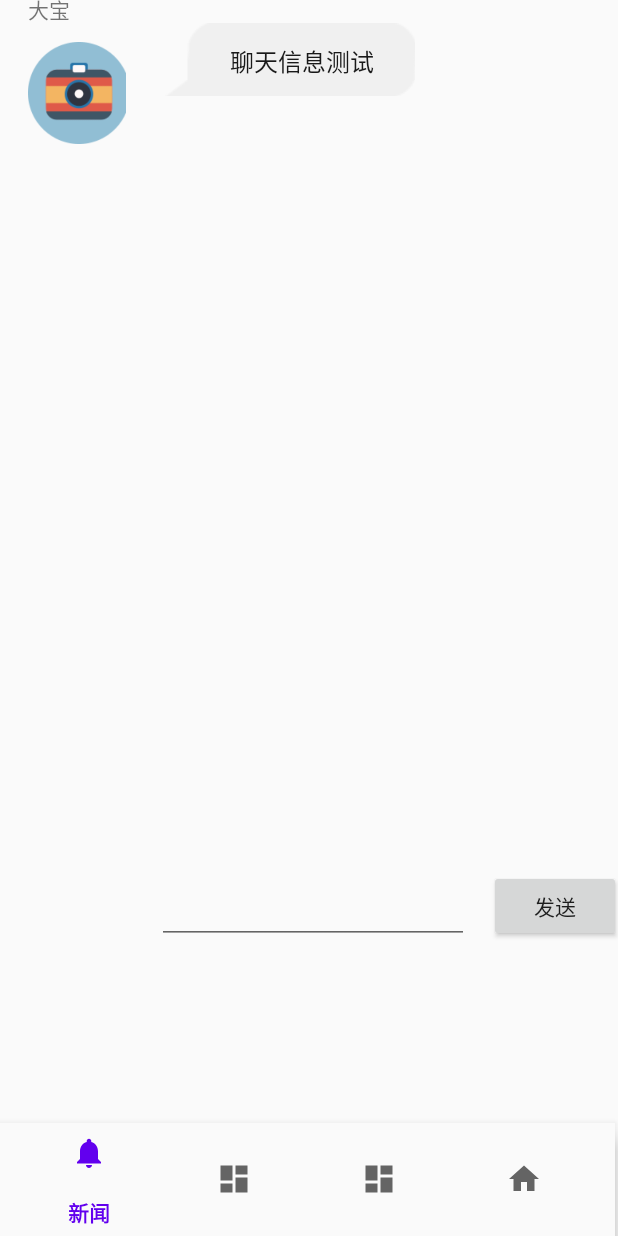
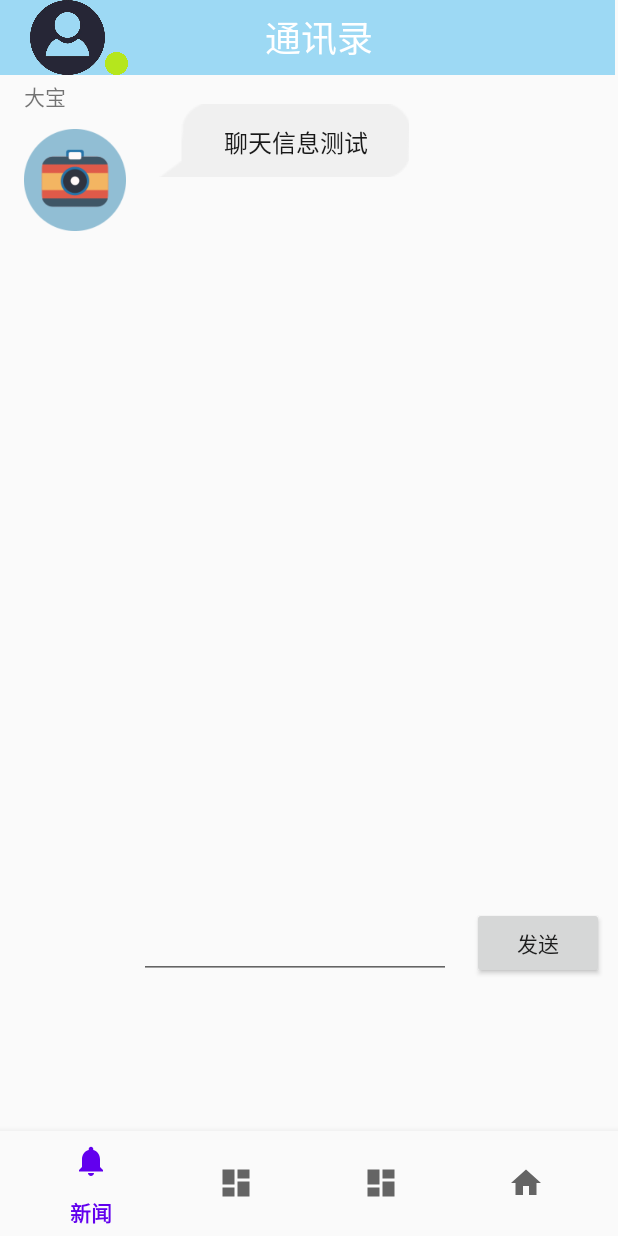
Before and after one commit to suhy07/drift-bottle, an Android app: the ChatFragment screen opened through its navigation route, after a tap on "发送", on a phone screen of 412 x 824 dp. Run offline under Robolectric (Android 15) with nearby library versions, the phone set to English and light mode, and no system bars; our stand-ins replace navigation-ui; pictures from the network do not load.

Commit message:
modified:   MyHomeWork/.idea/misc.xml 	modified:   MyHomeWork/app/src/main/java/com/example/myhomework/Fragment/ChatFragment.kt 	modified:   MyHomeWork/app/src/main/java/com/example/myhomework/Fragment/HomeFragment.java 	modified:   MyHomeWork/app/src/main/java/com/example/myhomework/Fragment/NewsFragment.java 	modified:   MyHomeWork/app/src/main/java/com/example/myhomework/Fragment/PhotoFragment.java 	deleted:    MyHomeWork/app/src/main/java/com/example/myhomework/Fragment/SettleUserDataFragment.java 	modified:   MyHomeWork/app/src/main/res/layout/activity_main.xml 	modified:   MyHomeWork/app/src/main/res/layout/fragment_chat.xml 	modified:   MyHomeWork/app/src/main/res/layout/fragment_home.xml 	modified:   MyHomeWork/app/src/main/res/layout/fragment_news.xml 	modified:   MyHomeWork/app/src/main/res/layout/fragment_photo.xml 	deleted:    MyHomeWork/app/src/main/res/layout/fragment_settle_user_data.xml 	deleted:    MyHomeWork/app/src/main/res/layout/homepage1.xml

```diff
--- a/MyHomeWork/app/src/main/java/com/example/myhomework/Fragment/ChatFragment.kt
+++ b/MyHomeWork/app/src/main/java/com/example/myhomework/Fragment/ChatFragment.kt
@@ -7,6 +7,7 @@ import android.view.View
 import android.view.ViewGroup
 import android.widget.Button
 import android.widget.EditText
+import android.widget.TextView
 import androidx.recyclerview.widget.LinearLayoutManager
 import androidx.recyclerview.widget.RecyclerView
 import com.example.myhomework.Adapter.MsgAdapter
@@ -65,6 +66,8 @@ class ChatFragment : Fragment() {
         userHeadRecyclerView.layoutManager = LinearLayoutManager(view.context)  //布局为线性垂直
         val userHeadAdapter = UserHeadAdapter(userList)   //建立适配器实例
         userHeadRecyclerView.adapter=userHeadAdapter      //传入适配器
+        val pagename:TextView= view.findViewById(R.id.textview_toolbar);
+        pagename.setText("通讯录")
         return view
     }
     fun initMsg(){
--- a/MyHomeWork/app/src/main/java/com/example/myhomework/Fragment/HomeFragment.java
+++ b/MyHomeWork/app/src/main/java/com/example/myhomework/Fragment/HomeFragment.java
@@ -75,6 +75,8 @@ public class HomeFragment extends Fragment {
         TextView UserType=mView.findViewById(R.id.textView_UserType_HomePage);
         UserName.setText(InitUserDataUtil.GetUserNickName());
         UserType.setText(InitUserDataUtil.GetUserType());
+        TextView PageName=mView.findViewById(R.id.textview_toolbar);
+        PageName.setText("主页");
         return   mView;
     }
 }
--- a/MyHomeWork/app/src/main/java/com/example/myhomework/Fragment/NewsFragment.java
+++ b/MyHomeWork/app/src/main/java/com/example/myhomework/Fragment/NewsFragment.java
@@ -9,6 +9,7 @@ import androidx.recyclerview.widget.RecyclerView;
 import android.view.LayoutInflater;
 import android.view.View;
 import android.view.ViewGroup;
+import android.widget.TextView;
 
 import com.example.myhomework.Adapter.NewItemAdapter;
 import com.example.myhomework.R;
@@ -71,6 +72,8 @@ public class NewsFragment extends Fragment {
         recyclerView.setLayoutManager(new LinearLayoutManager(getContext()));  //设置为竖直向下
         NewItemAdapter newItemAdapter = new NewItemAdapter(getActivity());
         recyclerView.setAdapter(newItemAdapter);
+        TextView PageName=mview.findViewById(R.id.textview_toolbar);
+        PageName.setText("新闻");
         return mview;
     }
 }
--- a/MyHomeWork/app/src/main/java/com/example/myhomework/Fragment/PhotoFragment.java
+++ b/MyHomeWork/app/src/main/java/com/example/myhomework/Fragment/PhotoFragment.java
@@ -28,6 +28,7 @@ import android.view.View;
 import android.view.ViewGroup;
 import android.widget.Button;
 import android.widget.ImageView;
+import android.widget.TextView;
 import android.widget.Toast;
 
 import com.example.myhomework.Activity.MainActivity;
@@ -215,7 +216,8 @@ public class PhotoFragment extends Fragment {
                 }
             }
         });
-
+        TextView PageName=view.findViewById(R.id.textview_toolbar);
+        PageName.setText("随手拍");
         return view;
     }
 
--- a/MyHomeWork/app/src/main/res/layout/activity_main.xml
+++ b/MyHomeWork/app/src/main/res/layout/activity_main.xml
@@ -15,8 +15,8 @@
 
         <com.google.android.material.bottomnavigation.BottomNavigationView
             android:id="@+id/nav_view"
-            android:layout_width="410dp"
-            android:layout_height="75dp"
+            android:layout_width="match_parent"
+            android:layout_height="70dp"
             android:background="?android:attr/windowBackground"
             app:layout_constraintBottom_toBottomOf="parent"
             app:layout_constraintHorizontal_bias="0.0"
@@ -29,8 +29,8 @@
         <fragment
             android:id="@+id/nav_host_fragment_activity_main"
             android:name="androidx.navigation.fragment.NavHostFragment"
-            android:layout_width="414dp"
-            android:layout_height="656dp"
+            android:layout_width="410dp"
+            android:layout_height="731dp"
             app:defaultNavHost="true"
             app:layout_constraintBottom_toTopOf="@id/nav_view"
             app:layout_constraintHorizontal_bias="0.0"
--- a/MyHomeWork/app/src/main/res/layout/fragment_chat.xml
+++ b/MyHomeWork/app/src/main/res/layout/fragment_chat.xml
@@ -9,6 +9,13 @@
         tools:context=".Fragment.ChatFragment">
 
 
+    <include
+        android:id="@+id/include"
+        layout="@layout/appbar"
+        app:layout_constraintBottom_toBottomOf="parent"
+        app:layout_constraintEnd_toEndOf="parent"
+        app:layout_constraintStart_toStartOf="parent"
+        app:layout_constraintTop_toTopOf="parent" />
     <EditText
         android:id="@+id/messageEditText"
         android:layout_width="208dp"
@@ -18,10 +25,10 @@
         android:inputType="textPersonName"
         app:layout_constraintBottom_toBottomOf="parent"
         app:layout_constraintEnd_toEndOf="parent"
-            app:layout_constraintHorizontal_bias="0.507"
+        app:layout_constraintHorizontal_bias="0.458"
         app:layout_constraintStart_toStartOf="parent"
         app:layout_constraintTop_toTopOf="parent"
-            app:layout_constraintVertical_bias="0.956" />
+        app:layout_constraintVertical_bias="0.885" />
 
     <Button
         android:id="@+id/sendButton"
@@ -30,33 +37,45 @@
         android:text="发送"
         app:layout_constraintBottom_toBottomOf="parent"
         app:layout_constraintEnd_toEndOf="parent"
-            app:layout_constraintHorizontal_bias="1.0"
+        app:layout_constraintHorizontal_bias="0.978"
         app:layout_constraintStart_toStartOf="parent"
         app:layout_constraintTop_toTopOf="parent"
-            app:layout_constraintVertical_bias="0.954" />
+        app:layout_constraintVertical_bias="0.885" />
 
     <androidx.recyclerview.widget.RecyclerView
         android:id="@+id/chatRecyclerView"
         android:layout_width="319dp"
-        android:layout_height="592dp"
+        android:layout_height="550dp"
         app:layout_constraintBottom_toBottomOf="parent"
         app:layout_constraintEnd_toEndOf="parent"
         app:layout_constraintHorizontal_bias="1.0"
         app:layout_constraintStart_toStartOf="parent"
         app:layout_constraintTop_toTopOf="parent"
-        app:layout_constraintVertical_bias="0.0">
+        app:layout_constraintVertical_bias="0.298">
 
     </androidx.recyclerview.widget.RecyclerView>
 
     <androidx.recyclerview.widget.RecyclerView
         android:id="@+id/userHeadRecyclerView"
-        android:layout_width="81dp"
-        android:layout_height="681dp"
+        android:layout_width="85dp"
+        android:layout_height="600dp"
         app:layout_constraintBottom_toBottomOf="parent"
         app:layout_constraintEnd_toEndOf="parent"
-        app:layout_constraintHorizontal_bias="0.008"
+        app:layout_constraintHorizontal_bias="0.0"
         app:layout_constraintStart_toStartOf="parent"
         app:layout_constraintTop_toTopOf="parent"
-        app:layout_constraintVertical_bias="0.232" />
+        app:layout_constraintVertical_bias="0.404" />
+
+    <TextView
+        android:id="@+id/textView2"
+        android:layout_width="match_parent"
+        android:layout_height="70dp"
+        tools:Text="占位Padding"
+        app:layout_constraintBottom_toBottomOf="parent"
+        app:layout_constraintEnd_toEndOf="parent"
+        app:layout_constraintHorizontal_bias="1.0"
+        app:layout_constraintStart_toStartOf="parent"
+        app:layout_constraintTop_toTopOf="parent"
+        app:layout_constraintVertical_bias="1.0" />
 
 </androidx.constraintlayout.widget.ConstraintLayout>
```
Also changed, not shown: MyHomeWork/app/src/main/java/com/example/myhomework/Fragment/SettleUserDataFragment.java (deleted, +0 -66 lines), MyHomeWork/app/src/main/res/layout/fragment_home.xml (+12 -0 lines), MyHomeWork/app/src/main/res/layout/fragment_news.xml (+33 -3 lines), MyHomeWork/app/src/main/res/layout/fragment_photo.xml (+24 -13 lines), MyHomeWork/app/src/main/res/layout/fragment_settle_user_data.xml (deleted, +0 -14 lines), MyHomeWork/app/src/main/res/layout/homepage1.xml (deleted, +0 -8 lines). Lines whose indentation alone changed are shown as unchanged.
